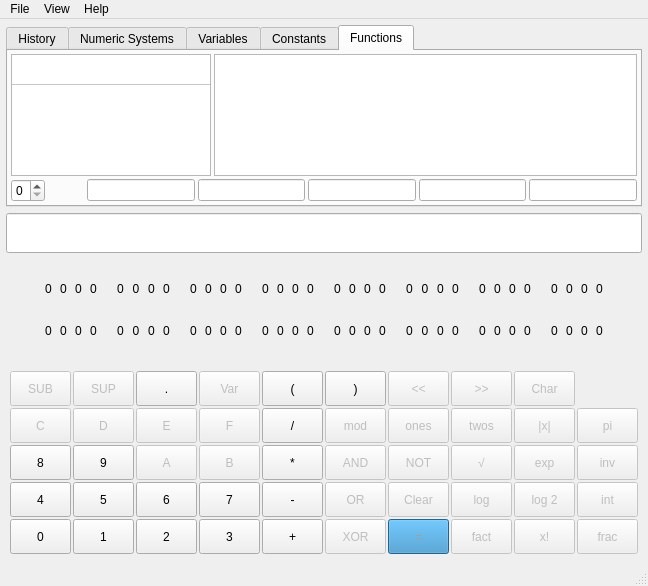
This is src/forms/mainwindow.ui in vetux/qcalculator as Qt 5 draws it before an edit. The edited form follows.
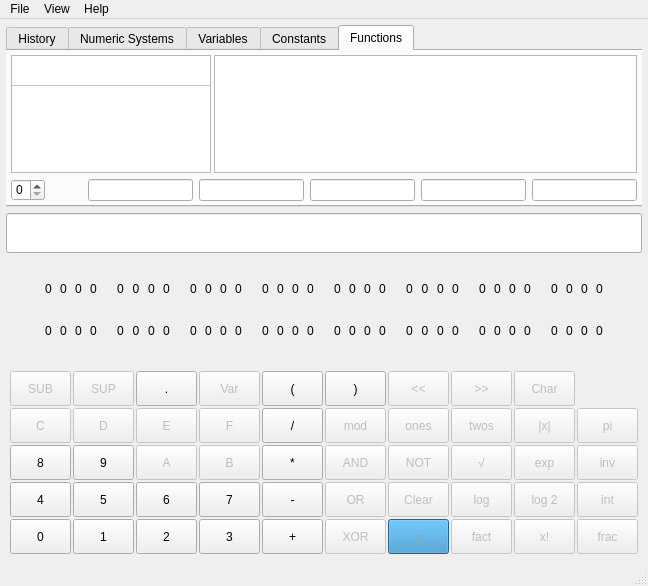
This is the edited form. The open tabs and pages were chosen to show the change.

Commit message: Adjust main window layout

The edit to the form file:
```diff
--- a/src/forms/mainwindow.ui
+++ b/src/forms/mainwindow.ui
@@ -41,7 +41,7 @@
       <item>
        <widget class="QTabWidget" name="tabWidget_main">
         <property name="styleSheet">
-         <string notr="true"/>
+         <string notr="true">QTabWidget::pane { left:-1px;right:-1px;top:-2px;}</string>
         </property>
         <property name="currentIndex">
          <number>0</number>
@@ -534,25 +534,28 @@
          </attribute>
          <layout class="QVBoxLayout" name="verticalLayout_4">
           <property name="spacing">
-           <number>3</number>
+           <number>6</number>
           </property>
           <property name="leftMargin">
-           <number>3</number>
+           <number>6</number>
           </property>
           <property name="topMargin">
-           <number>3</number>
+           <number>6</number>
           </property>
           <property name="rightMargin">
-           <number>3</number>
+           <number>6</number>
           </property>
           <property name="bottomMargin">
-           <number>3</number>
+           <number>6</number>
           </property>
           <item>
            <layout class="QHBoxLayout" name="horizontalLayout_12">
             <property name="spacing">
              <number>3</number>
             </property>
+            <property name="rightMargin">
+             <number>0</number>
+            </property>
             <item>
              <widget class="QTableWidget" name="tableWidget_functions">
               <property name="sizePolicy">
@@ -652,6 +655,12 @@
            <layout class="QVBoxLayout" name="verticalLayout_3">
             <item>
              <layout class="QHBoxLayout" name="horizontalLayout_18">
+              <property name="leftMargin">
+               <number>0</number>
+              </property>
+              <property name="rightMargin">
+               <number>0</number>
+              </property>
               <item>
                <widget class="QSpinBox" name="spinBox_functions_argcount">
                 <property name="sizePolicy">
```
Left out of the diff: 27 changed lines with no effect on the pictures.
